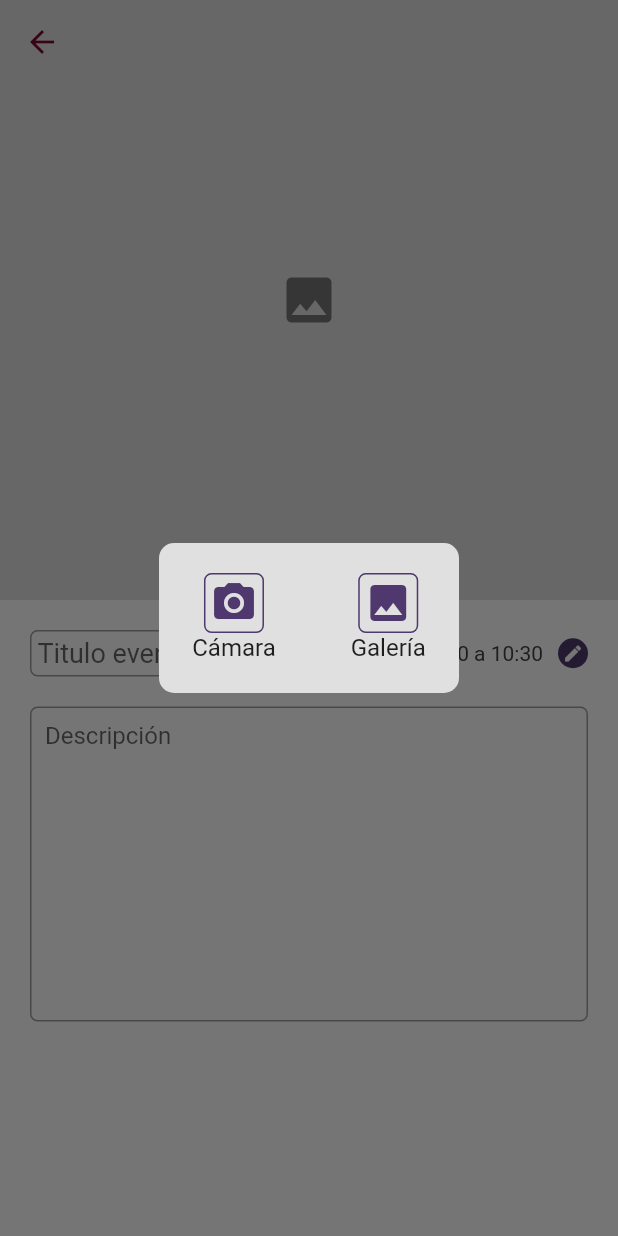
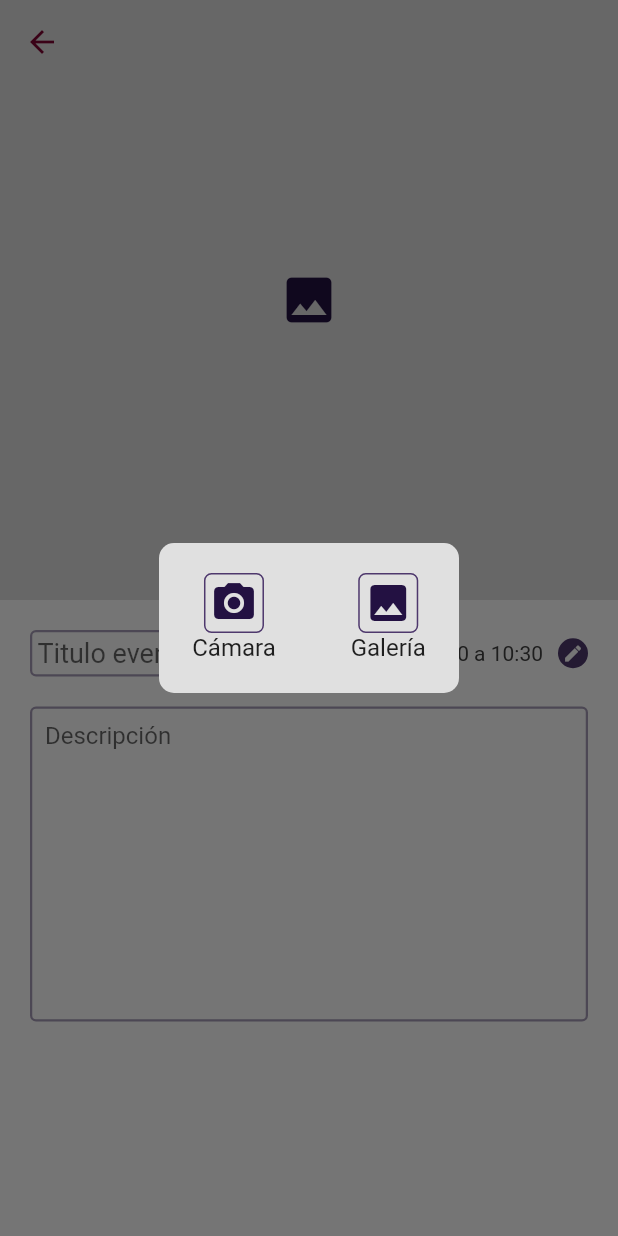
Before and after one commit to BenjaminAlvarezDiaz/my_evento, a Flutter app: the CreateEventScreen screen opened directly with empty values, after a tap on the "image" icon, on a phone screen of 412 x 824 dp. Run offline on Flutter 3.47's test engine with Material 2 defaults, Android fonts, the phone set to English and light mode, and no system bars; our stand-ins replace animated_splash_screen, dio, fl_chart, flutter_time_picker_spinner, image_picker, mvc_pattern and 2 more; missing offline and left inert: dio_http_cache; accounts and stored records are empty.

Commit message:
Moviendo la logica al controlador y cambiando estilos

```diff
--- a/lib/src/managers/screen_manager.dart
+++ b/lib/src/managers/screen_manager.dart
@@ -173,7 +173,7 @@ class ScreenManager {
     onTapLeft: onTapLeft,
     onTapRight: onTapRight,
     itemsSize: 40,
-    iconsColors: KSecondary_L1,
+    iconsColors: KSecondary,
     itemsDecoration: BoxDecoration(color: KGrey5, borderRadius: BorderRadius.circular(5), border: Border.all(color: KSecondary_L1)),
     labelItemsStyle: TextStyle(fontSize: 16),
     backgroundColor: KGrey5,
--- a/lib/src/models/event_temporal_data_model.dart
+++ b/lib/src/models/event_temporal_data_model.dart
@@ -7,7 +7,7 @@ class EventTemporalData{
   final DateTime endTime;
   final TextEditingController title;
   final TextEditingController description;
-  XFile image;
+  XFile? image;
 
   EventTemporalData({
     required this.dateTime,
@@ -15,7 +15,7 @@ class EventTemporalData{
     required this.endTime,
     required this.title,
     required this.description,
-    required this.image,
+    this.image,
   });
 
 
--- a/lib/src/ui/screen_controllers/create_event_screen_controller.dart
+++ b/lib/src/ui/screen_controllers/create_event_screen_controller.dart
@@ -152,7 +152,7 @@ class CreateEventScreenController extends ControllerMVC{
     if(eventTemporalData.image != null){
       setState(() {
         //print('NOOOOOOOOOOOOO');
-        imagePicker = File(eventTemporalData.image.path);
+        imagePicker = File(eventTemporalData.image!.path);
         Navigator.pop(context);
       });
     }else{
--- a/lib/src/ui/screens/create_event_screen.dart
+++ b/lib/src/ui/screens/create_event_screen.dart
@@ -95,7 +95,7 @@ class _CreateEventScreenState extends StateMVC<CreateEventScreen> {
                 color: KGrey5,
                 height: 400,
                 child: const Center(
-                  child: Icon(Icons.image, size: 40, color: KGrey3),
+                  child: Icon(Icons.image, size: 40, color: KSecondary),
                 ),
               ),
             ),
@@ -141,8 +141,17 @@ class _CreateEventScreenState extends StateMVC<CreateEventScreen> {
       style: TextStyle(fontSize: 18),
       maxLines: 1,
       textAlignVertical: TextAlignVertical.top,
+      cursorColor: KPrimary,
       decoration: InputDecoration(
           isDense: true,
+          focusedBorder: const OutlineInputBorder(
+              borderSide: BorderSide(
+                  color: KSecondary, width: 1.5)
+          ),
+          enabledBorder: OutlineInputBorder(
+              borderSide: BorderSide(
+                  color: KSecondary_L1.withOpacity(0.5), width: 1.5)
+          ),
           border: OutlineInputBorder(
               borderRadius: BorderRadius.circular(5)),
           hintText: 'Titulo evento',
@@ -162,8 +171,17 @@ class _CreateEventScreenState extends StateMVC<CreateEventScreen> {
         minLines: 10,
         strutStyle: StrutStyle(),
         style: TextStyle(fontSize: 16,),
+        cursorColor: KPrimary,
         decoration: InputDecoration(
             isDense: true,
+            focusedBorder: const OutlineInputBorder(
+                borderSide: BorderSide(
+                    color: KSecondary, width: 1.5)
+            ),
+            enabledBorder: OutlineInputBorder(
+                borderSide: BorderSide(
+                    color: KSecondary_L1.withOpacity(0.5), width: 1.5)
+            ),
             border: OutlineInputBorder(
                 borderRadius: BorderRadius.circular(5)),
             hintText: 'Descripción',
```
Also changed, not shown: lib/src/ui/components/button_multifunction_component.dart (+7 -1 lines), lib/src/ui/screens/title_and_description_screen.dart (+18 -0 lines).
